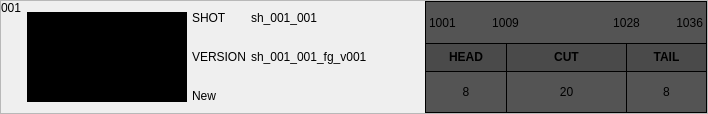
Qt form resources/cut_diff_card.ui (shotgunsoftware/tk-multi-importcut) before a commit.
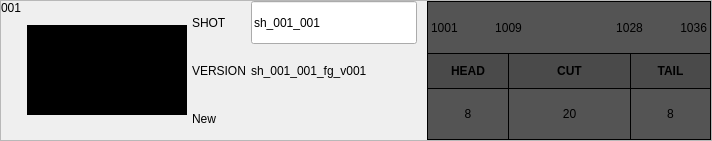
The same form after that commit. Icons and pictures are not drawn. Custom widgets are drawn as their Qt base class.

```diff
--- a/resources/cut_diff_card.ui
+++ b/resources/cut_diff_card.ui
@@ -6,8 +6,8 @@
    <rect>
     <x>0</x>
     <y>0</y>
-    <width>708</width>
-    <height>114</height>
+    <width>712</width>
+    <height>141</height>
    </rect>
   </property>
   <property name="windowTitle">
@@ -100,17 +100,7 @@
       </widget>
      </item>
      <item>
-      <layout class="QGridLayout" name="gridLayout_2" columnstretch="0,1">
-       <item row="2" column="0" colspan="2">
-        <widget class="QLabel" name="status_label">
-         <property name="text">
-          <string>New</string>
-         </property>
-         <property name="wordWrap">
-          <bool>true</bool>
-         </property>
-        </widget>
-       </item>
+      <layout class="QGridLayout" name="gridLayout_2" rowstretch="1,1,1" columnstretch="0,1,0" columnminimumwidth="0,0,0">
        <item row="1" column="1">
         <widget class="QLabel" name="version_name_label">
          <property name="text">
@@ -139,12 +129,25 @@
         </widget>
        </item>
        <item row="0" column="1">
-        <widget class="EntityLineEdit" name="shot_name_label">
+        <widget class="EntityLineWidget" name="shot_name_line">
+         <property name="sizePolicy">
+          <sizepolicy hsizetype="Preferred" vsizetype="Preferred">
+           <horstretch>0</horstretch>
+           <verstretch>0</verstretch>
+          </sizepolicy>
+         </property>
          <property name="text">
           <string>sh_001_001</string>
          </property>
-         <property name="textInteractionFlags">
-          <set>Qt::LinksAccessibleByMouse</set>
+        </widget>
+       </item>
+       <item row="2" column="0" colspan="2">
+        <widget class="QLabel" name="status_label">
+         <property name="text">
+          <string>New</string>
+         </property>
+         <property name="wordWrap">
+          <bool>true</bool>
          </property>
         </widget>
        </item>
@@ -365,8 +368,8 @@
  </widget>
  <customwidgets>
   <customwidget>
-   <class>EntityLineEdit</class>
-   <extends>QLabel</extends>
+   <class>EntityLineWidget</class>
+   <extends>QLineEdit</extends>
    <header>..dialog</header>
   </customwidget>
  </customwidgets>
```
